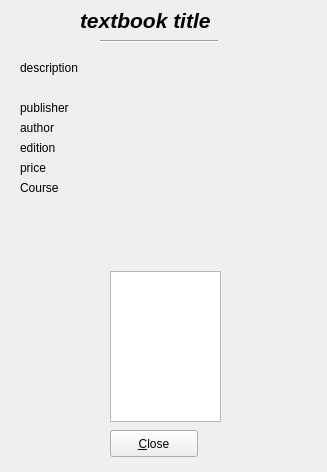
Qt form D4_TeamJava/cuTPS_gui/TextbookDetailsWindow.ui (AnkushVarshneya/CUTPS) before a commit.
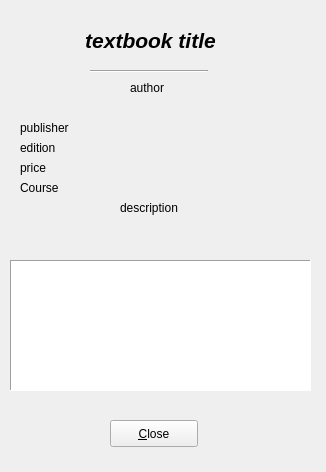
The same form after that commit.

Diff of the .ui file:
```diff
--- a/D4_TeamJava/cuTPS_gui/TextbookDetailsWindow.ui
+++ b/D4_TeamJava/cuTPS_gui/TextbookDetailsWindow.ui
@@ -6,7 +6,7 @@
    <rect>
     <x>0</x>
     <y>0</y>
-    <width>327</width>
+    <width>326</width>
     <height>472</height>
    </rect>
   </property>
@@ -17,7 +17,7 @@
    <property name="geometry">
     <rect>
      <x>110</x>
-     <y>430</y>
+     <y>420</y>
      <width>88</width>
      <height>27</height>
     </rect>
@@ -29,18 +29,33 @@
   <widget class="QTreeView" name="chaptersAndSectionsTreeView">
    <property name="geometry">
     <rect>
-     <x>110</x>
-     <y>271</y>
-     <width>111</width>
-     <height>151</height>
+     <x>10</x>
+     <y>260</y>
+     <width>301</width>
+     <height>131</height>
     </rect>
    </property>
+   <property name="autoFillBackground">
+    <bool>true</bool>
+   </property>
+   <property name="frameShape">
+    <enum>QFrame::Panel</enum>
+   </property>
+   <property name="horizontalScrollBarPolicy">
+    <enum>Qt::ScrollBarAsNeeded</enum>
+   </property>
+   <property name="wordWrap">
+    <bool>true</bool>
+   </property>
+   <property name="headerHidden">
+    <bool>true</bool>
+   </property>
   </widget>
   <widget class="QLabel" name="textbookTitleLabel">
    <property name="geometry">
     <rect>
-     <x>80</x>
-     <y>0</y>
+     <x>60</x>
+     <y>20</y>
      <width>181</width>
      <height>41</height>
     </rect>
@@ -56,12 +71,18 @@
    <property name="text">
     <string>textbook title</string>
    </property>
+   <property name="alignment">
+    <set>Qt::AlignCenter</set>
+   </property>
+   <property name="wordWrap">
+    <bool>true</bool>
+   </property>
   </widget>
   <widget class="Line" name="line">
    <property name="geometry">
     <rect>
-     <x>100</x>
-     <y>40</y>
+     <x>90</x>
+     <y>70</y>
      <width>118</width>
      <height>3</height>
     </rect>
@@ -74,7 +95,7 @@
    <property name="geometry">
     <rect>
      <x>20</x>
-     <y>100</y>
+     <y>120</y>
      <width>58</width>
      <height>16</height>
     </rect>
@@ -86,8 +107,8 @@
   <widget class="QLabel" name="textbookAuthorLabel">
    <property name="geometry">
     <rect>
-     <x>20</x>
-     <y>120</y>
+     <x>130</x>
+     <y>80</y>
      <width>58</width>
      <height>16</height>
     </rect>
@@ -138,8 +159,8 @@
   <widget class="QLabel" name="textbookDescriptionLabel">
    <property name="geometry">
     <rect>
-     <x>20</x>
-     <y>60</y>
+     <x>120</x>
+     <y>200</y>
      <width>71</width>
      <height>16</height>
     </rect>
```
